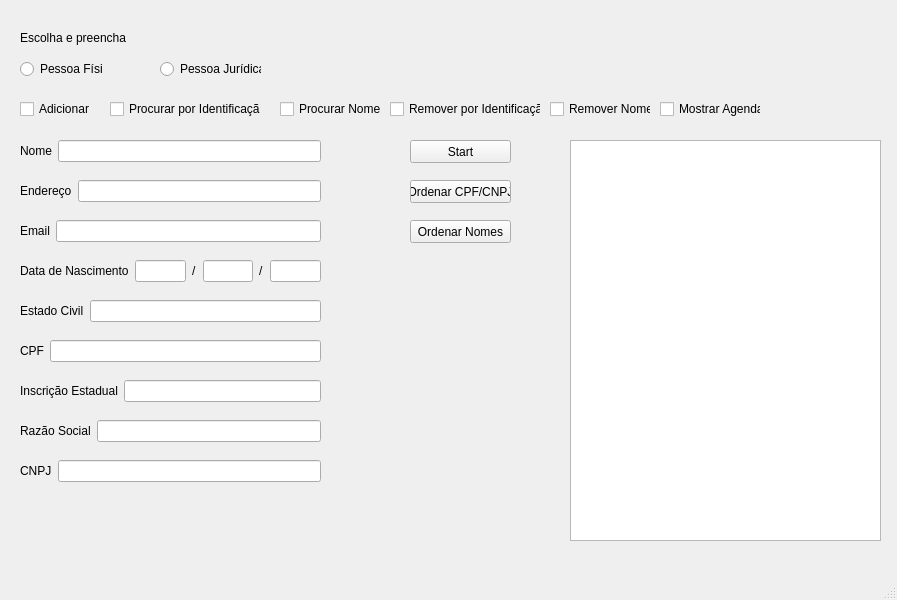
First picture: the form in mainwindow.ui, repository ElielLucas/ScheduleInCPlusPlus, before the edit.
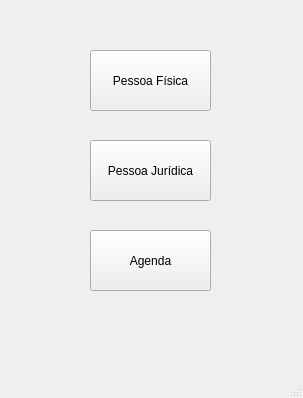
Second picture: the form after the edit.

```diff
--- a/mainwindow.ui
+++ b/mainwindow.ui
@@ -6,8 +6,8 @@
    <rect>
     <x>0</x>
     <y>0</y>
-    <width>897</width>
-    <height>600</height>
+    <width>303</width>
+    <height>398</height>
    </rect>
   </property>
   <property name="windowTitle">
@@ -17,415 +17,42 @@
    <widget class="QPushButton" name="pushButtonStart">
     <property name="geometry">
      <rect>
-      <x>410</x>
-      <y>140</y>
-      <width>101</width>
-      <height>23</height>
-     </rect>
-    </property>
-    <property name="text">
-     <string>Start</string>
-    </property>
-   </widget>
-   <widget class="QRadioButton" name="radioButtonPessoaFisica">
-    <property name="geometry">
-     <rect>
-      <x>20</x>
-      <y>60</y>
-      <width>83</width>
-      <height>18</height>
+      <x>90</x>
+      <y>50</y>
+      <width>121</width>
+      <height>61</height>
      </rect>
     </property>
     <property name="text">
      <string>Pessoa Física</string>
     </property>
    </widget>
-   <widget class="QRadioButton" name="radioButtonPessoaJuridica">
+   <widget class="QPushButton" name="pushButtonPessoaJuridica">
     <property name="geometry">
      <rect>
-      <x>160</x>
-      <y>60</y>
-      <width>101</width>
-      <height>18</height>
+      <x>90</x>
+      <y>140</y>
+      <width>121</width>
+      <height>61</height>
      </rect>
     </property>
     <property name="text">
      <string>Pessoa Jurídica</string>
     </property>
    </widget>
-   <widget class="QLabel" name="label">
+   <widget class="QPushButton" name="pushButtonAgenda">
     <property name="geometry">
      <rect>
-      <x>20</x>
-      <y>30</y>
-      <width>111</width>
-      <height>16</height>
+      <x>90</x>
+      <y>230</y>
+      <width>121</width>
+      <height>61</height>
      </rect>
     </property>
     <property name="text">
-     <string>Escolha e preencha</string>
+     <string>Agenda</string>
     </property>
    </widget>
-   <widget class="QWidget" name="layoutWidget">
-    <property name="geometry">
-     <rect>
-      <x>20</x>
-      <y>180</y>
-      <width>301</width>
-      <height>22</height>
-     </rect>
-    </property>
-    <layout class="QHBoxLayout" name="horizontalLayout_2">
-     <item>
-      <widget class="QLabel" name="labelEndereco">
-       <property name="text">
-        <string>Endereço</string>
-       </property>
-      </widget>
-     </item>
-     <item>
-      <widget class="QLineEdit" name="lineEditEndereco"/>
-     </item>
-    </layout>
-   </widget>
-   <widget class="QWidget" name="layoutWidget_2">
-    <property name="geometry">
-     <rect>
-      <x>20</x>
-      <y>220</y>
-      <width>301</width>
-      <height>22</height>
-     </rect>
-    </property>
-    <layout class="QHBoxLayout" name="horizontalLayout_3">
-     <item>
-      <widget class="QLabel" name="labelEmail">
-       <property name="text">
-        <string>Email</string>
-       </property>
-      </widget>
-     </item>
-     <item>
-      <widget class="QLineEdit" name="lineEditEmail"/>
-     </item>
-    </layout>
-   </widget>
-   <widget class="QWidget" name="layoutWidget_3">
-    <property name="geometry">
-     <rect>
-      <x>20</x>
-      <y>300</y>
-      <width>301</width>
-      <height>22</height>
-     </rect>
-    </property>
-    <layout class="QHBoxLayout" name="horizontalLayout_4">
-     <item>
-      <widget class="QLabel" name="labelEstadoCivil">
-       <property name="text">
-        <string>Estado Civil</string>
-       </property>
-      </widget>
-     </item>
-     <item>
-      <widget class="QLineEdit" name="lineEditEstadoCivil"/>
-     </item>
-    </layout>
-   </widget>
-   <widget class="QWidget" name="layoutWidget_5">
-    <property name="geometry">
-     <rect>
-      <x>20</x>
-      <y>340</y>
-      <width>301</width>
-      <height>22</height>
-     </rect>
-    </property>
-    <layout class="QHBoxLayout" name="horizontalLayout_6">
-     <item>
-      <widget class="QLabel" name="labelCpf">
-       <property name="text">
-        <string>CPF</string>
-       </property>
-      </widget>
-     </item>
-     <item>
-      <widget class="QLineEdit" name="lineEditCpf">
-       <property name="enabled">
-        <bool>true</bool>
-       </property>
-       <property name="statusTip">
-        <string/>
-       </property>
-       <property name="inputMask">
-        <string notr="true"/>
-       </property>
-       <property name="text">
-        <string/>
-       </property>
-       <property name="echoMode">
-        <enum>QLineEdit::Normal</enum>
-       </property>
-       <property name="dragEnabled">
-        <bool>false</bool>
-       </property>
-       <property name="readOnly">
-        <bool>false</bool>
-       </property>
-       <property name="cursorMoveStyle">
-        <enum>Qt::LogicalMoveStyle</enum>
-       </property>
-       <property name="clearButtonEnabled">
-        <bool>false</bool>
-       </property>
-      </widget>
-     </item>
-    </layout>
-   </widget>
-   <widget class="QWidget" name="layoutWidget_6">
-    <property name="geometry">
-     <rect>
-      <x>20</x>
-      <y>460</y>
-      <width>301</width>
-      <height>22</height>
-     </rect>
-    </property>
-    <layout class="QHBoxLayout" name="horizontalLayout_7">
-     <item>
-      <widget class="QLabel" name="labelCnpj">
-       <property name="text">
-        <string>CNPJ</string>
-       </property>
-      </widget>
-     </item>
-     <item>
-      <widget class="QLineEdit" name="lineEditCnpj"/>
-     </item>
-    </layout>
-   </widget>
-   <widget class="QWidget" name="layoutWidget_7">
-    <property name="geometry">
-     <rect>
-      <x>20</x>
-      <y>420</y>
-      <width>301</width>
-      <height>22</height>
-     </rect>
-    </property>
-    <layout class="QHBoxLayout" name="horizontalLayout_8">
-     <item>
-      <widget class="QLabel" name="labelRazaoSocial">
-       <property name="text">
-        <string>Razão Social</string>
-       </property>
-      </widget>
-     </item>
-     <item>
-      <widget class="QLineEdit" name="lineEditRazaoSocial"/>
-     </item>
-    </layout>
-   </widget>
-   <widget class="QWidget" name="layoutWidget_8">
-    <property name="geometry">
-     <rect>
-      <x>20</x>
-      <y>380</y>
-      <width>301</width>
-      <height>22</height>
-     </rect>
-    </property>
-    <layout class="QHBoxLayout" name="horizontalLayout_9">
-     <item>
-      <widget class="QLabel" name="labelInscricaoEstadual">
-       <property name="text">
-        <string>Inscrição Estadual</string>
-       </property>
-      </widget>
-     </item>
-     <item>
-      <widget class="QLineEdit" name="lineEditInscricaoEstadual"/>
-     </item>
-    </layout>
-   </widget>
-   <widget class="QCheckBox" name="checkBoxAdicionar">
-    <property name="geometry">
-     <rect>
-      <x>20</x>
-      <y>100</y>
-      <width>70</width>
-      <height>18</height>
-     </rect>
-    </property>
-    <property name="text">
-     <string>Adicionar</string>
-    </property>
-   </widget>
-   <widget class="QCheckBox" name="checkBoxProcurarIden">
-    <property name="geometry">
-     <rect>
-      <x>110</x>
-      <y>100</y>
-      <width>151</width>
-      <height>18</height>
-     </rect>
-    </property>
-    <property name="text">
-     <string>Procurar por Identificação</string>
-    </property>
-   </widget>
-   <widget class="QCheckBox" name="checkBoxRemoverIden">
-    <property name="geometry">
-     <rect>
-      <x>390</x>
-      <y>100</y>
-      <width>151</width>
-      <height>18</height>
-     </rect>
-    </property>
-    <property name="text">
-     <string>Remover por Identificação</string>
-    </property>
-   </widget>
-   <widget class="QCheckBox" name="checkBoxMostrar">
-    <property name="geometry">
-     <rect>
-      <x>660</x>
-      <y>100</y>
-      <width>101</width>
-      <height>18</height>
-     </rect>
-    </property>
-    <property name="text">
-     <string>Mostrar Agenda</string>
-    </property>
-   </widget>
-   <widget class="QTextEdit" name="textEditResultado">
-    <property name="geometry">
-     <rect>
-      <x>570</x>
-      <y>140</y>
-      <width>311</width>
-      <height>401</height>
-     </rect>
-    </property>
-   </widget>
-   <widget class="QCheckBox" name="checkBoxProcurarNome">
-    <property name="geometry">
-     <rect>
-      <x>280</x>
-      <y>100</y>
-      <width>101</width>
-      <height>18</height>
-     </rect>
-    </property>
-    <property name="text">
-     <string>Procurar Nome</string>
-    </property>
-   </widget>
-   <widget class="QCheckBox" name="checkBoxRemoverNome">
-    <property name="geometry">
-     <rect>
-      <x>550</x>
-      <y>100</y>
-      <width>101</width>
-      <height>18</height>
-     </rect>
-    </property>
-    <property name="text">
-     <string>Remover Nome</string>
-    </property>
-   </widget>
-   <widget class="QWidget" name="layoutWidget">
-    <property name="geometry">
-     <rect>
-      <x>20</x>
-      <y>140</y>
-      <width>301</width>
-      <height>22</height>
-     </rect>
-    </property>
-    <layout class="QHBoxLayout" name="horizontalLayout">
-     <item>
-      <widget class="QLabel" name="labelNome">
-       <property name="text">
-        <string>Nome</string>
-       </property>
-      </widget>
-     </item>
-     <item>
-      <widget class="QLineEdit" name="lineEditNome"/>
-     </item>
-    </layout>
-   </widget>
-   <widget class="QPushButton" name="pushButtonOrdenar">
-    <property name="geometry">
-     <rect>
-      <x>410</x>
-      <y>180</y>
-      <width>101</width>
-      <height>23</height>
-     </rect>
-    </property>
-    <property name="text">
-     <string>Ordenar CPF/CNPJ</string>
-    </property>
-   </widget>
-   <widget class="QPushButton" name="pushButtonOrdenarNomes">
-    <property name="geometry">
-     <rect>
-      <x>410</x>
-      <y>220</y>
-      <width>101</width>
-      <height>23</height>
-     </rect>
-    </property>
-    <property name="text">
-     <string>Ordenar Nomes</string>
-    </property>
-   </widget>
-   <widget class="QWidget" name="">
-    <property name="geometry">
-     <rect>
-      <x>20</x>
-      <y>260</y>
-      <width>301</width>
-      <height>22</height>
-     </rect>
-    </property>
-    <layout class="QHBoxLayout" name="horizontalLayout_5">
-     <item>
-      <widget class="QLabel" name="labelData">
-       <property name="text">
-        <string>Data de Nascimento</string>
-       </property>
-      </widget>
-     </item>
-     <item>
-      <widget class="QLineEdit" name="lineEditDia"/>
-     </item>
-     <item>
-      <widget class="QLabel" name="labelBarra1">
-       <property name="text">
-        <string>/</string>
-       </property>
-      </widget>
-     </item>
-     <item>
-      <widget class="QLineEdit" name="lineEditMes"/>
-     </item>
-     <item>
-      <widget class="QLabel" name="labelBarra2">
-       <property name="text">
-        <string>/</string>
-       </property>
-      </widget>
-     </item>
-     <item>
-      <widget class="QLineEdit" name="lineEditAno"/>
-     </item>
-    </layout>
-   </widget>
   </widget>
   <widget class="QMenuBar" name="menubar">
    <property name="geometry">
```
Left out of the diff: 6 changed lines with no effect on the pictures.
